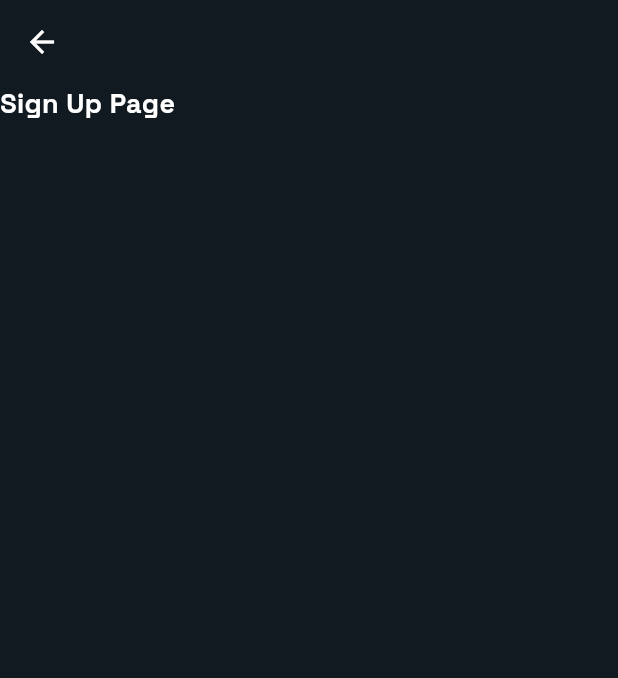
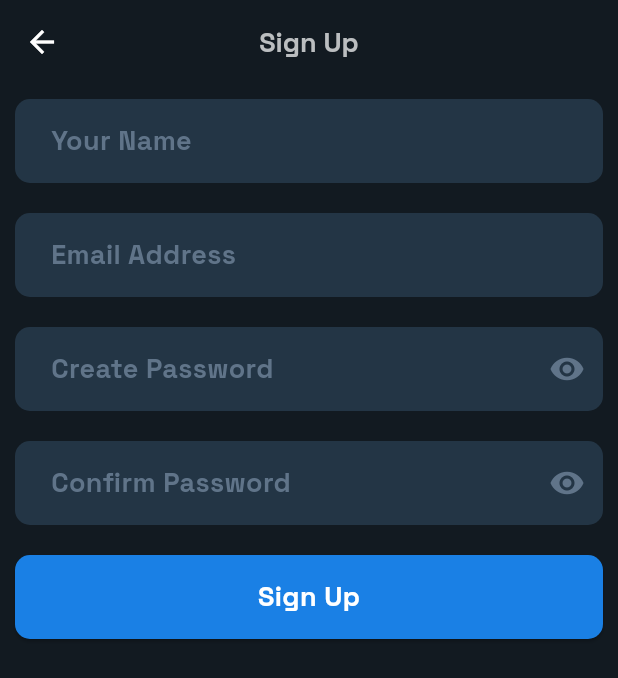
Before and after one commit to Sheroz-Akram/Volt-Vision, a Flutter app: the SignUpPage screen opened directly, on a phone screen of 412 x 824 dp. Shown: the top 678 px of the screen. Run offline on Flutter 3.47's test engine with Material 3 defaults, Android fonts, the phone set to English and light mode, and no system bars; our stand-ins replace google_fonts.

Commit message:
Sign Up Page

```diff
--- a/app/lib/pages/account/signup.dart
+++ b/app/lib/pages/account/signup.dart
@@ -1,3 +1,5 @@
+import 'package:app/components/button.dart';
+import 'package:app/components/input.dart';
 import 'package:flutter/material.dart';
 
 class SignUpPage extends StatefulWidget {
@@ -9,19 +11,55 @@ class SignUpPage extends StatefulWidget {
 }
 
 class _SignUpPage extends State<SignUpPage> {
+  final TextEditingController nameController = TextEditingController();
   final TextEditingController emailController = TextEditingController();
   final TextEditingController passwordController = TextEditingController();
+  final TextEditingController confirmPasswordController =
+      TextEditingController();
+  bool displayPassword = false;
 
   @override
   Widget build(BuildContext context) {
     return SafeArea(
       child: Scaffold(
           appBar: AppBar(
+            title: const Text("Sign Up"),
+            centerTitle: true,
             automaticallyImplyLeading: true,
             actions: const [],
           ),
-          body: const Column(
-            children: [Text("Sign Up Page")],
+          body: Column(
+            children: [
+              TextInput(hintText: "Your Name", controller: nameController),
+              TextInput(hintText: "Email Address", controller: emailController),
+              TextInput(
+                hintText: "Create Password",
+                controller: passwordController,
+                isPassword: true,
+                displayPassword: displayPassword,
+                toggleDisplayPassword: () {
+                  setState(() {
+                    displayPassword = !displayPassword;
+                  });
+                },
+              ),
+              TextInput(
+                hintText: "Confirm Password",
+                controller: confirmPasswordController,
+                isPassword: true,
+                displayPassword: displayPassword,
+                toggleDisplayPassword: () {
+                  setState(() {
+                    displayPassword = !displayPassword;
+                  });
+                },
+              ),
+              Button(
+                  buttonText: "Sign Up",
+                  onButtonClick: () {
+                    // Perform Sign Up
+                  }),
+            ],
           )),
     );
   }
```
Also changed, not shown: app/lib/main.dart (+8 -3 lines).
